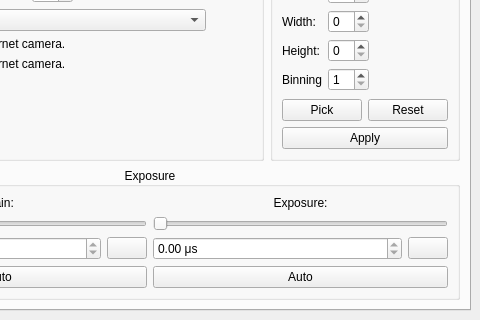
Old version of the form src/mainwindow.ui in the repository AD-Vega/qarv; both pictures show x 180 to 660 and y 311 to 631 of the 660 by 631 pixel window.
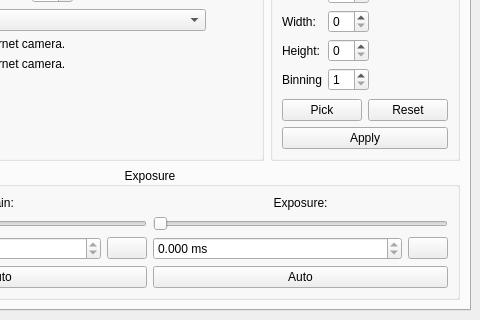
New version of the form. Icons and pictures are not drawn. Custom widgets are drawn as their Qt base class.

Commit message: Change exposure units from us to ms.

Diff of the .ui file:
```diff
--- a/src/mainwindow.ui
+++ b/src/mainwindow.ui
@@ -450,7 +450,13 @@
                   <bool>true</bool>
                  </property>
                  <property name="suffix">
-                  <string> μs</string>
+                  <string> ms</string>
+                 </property>
+                 <property name="decimals">
+                  <number>3</number>
+                 </property>
+                 <property name="singleStep">
+                  <double>0.001000000000000</double>
                  </property>
                 </widget>
                </item>
```
The commit also changes 1 other file.
